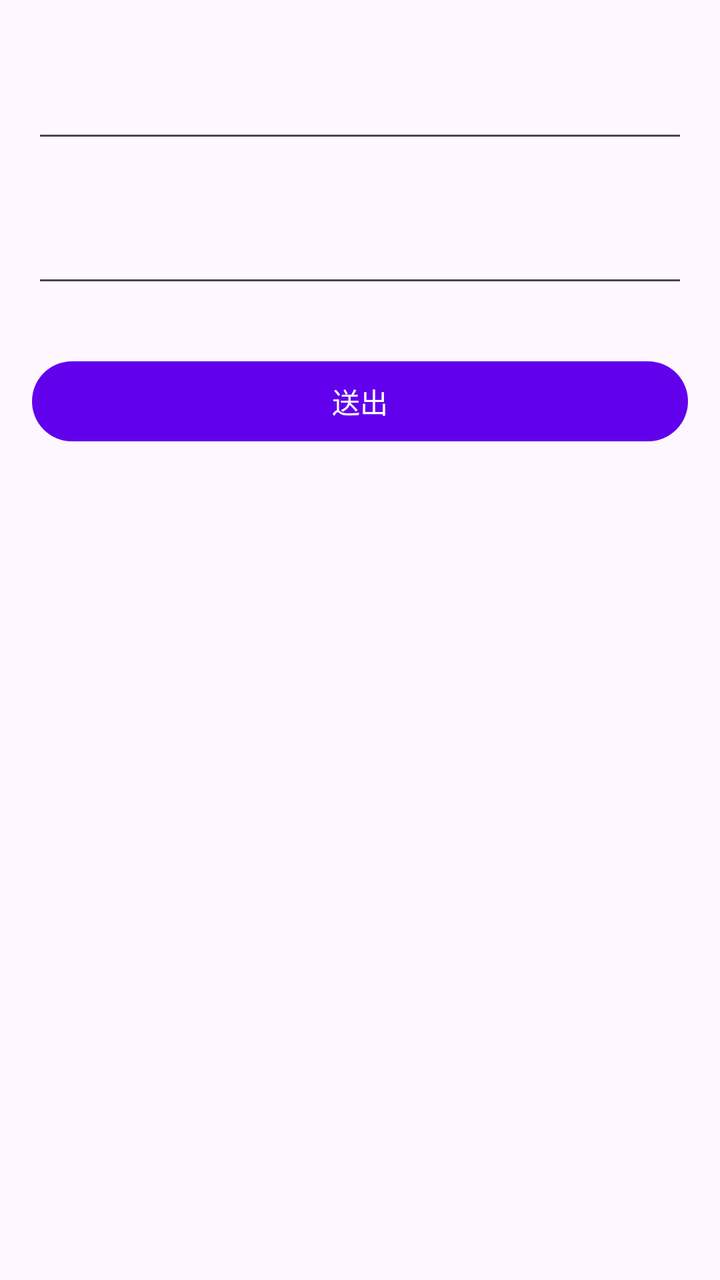
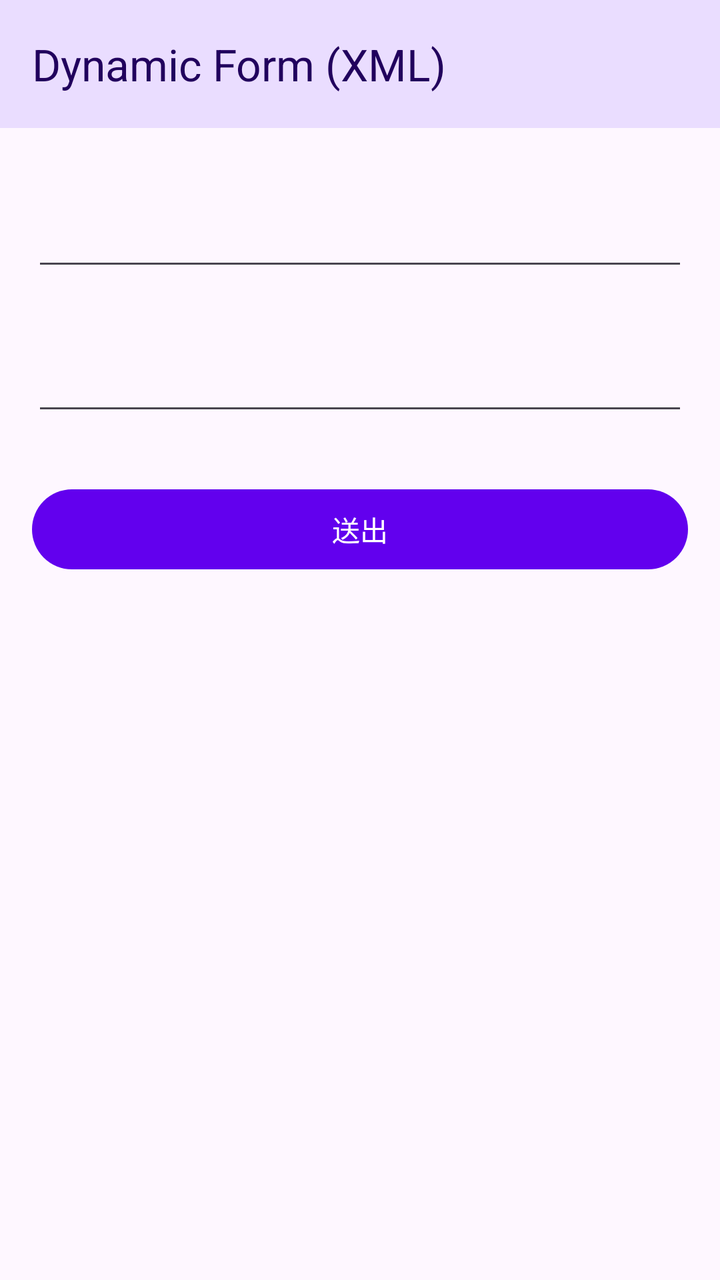

The first picture is an Android layout as it rendered before a commit; the second is the same layout after the commit. The layout source and the unified diff follow.
<!-- AndroidManifest.xml: application theme Theme.HappyCompose -->
<!-- res/layout/fragment_form_demo_xml.xml -->
<?xml version="1.0" encoding="utf-8"?>
<ScrollView xmlns:android="http://schemas.android.com/apk/res/android"
    android:layout_width="match_parent"
    android:layout_height="match_parent"
    android:fillViewport="true">

    <LinearLayout
        android:layout_width="match_parent"
        android:layout_height="wrap_content"
        android:orientation="vertical"
        android:padding="16dp">

        <TextView
            android:id="@+id/tvLabel1"
            android:layout_width="match_parent"
            android:layout_height="wrap_content" />

        <EditText
            android:id="@+id/etField1"
            android:layout_width="match_parent"
            android:layout_height="wrap_content"
            android:layout_marginBottom="12dp"
            android:importantForAutofill="no"
            android:inputType="textPersonName" />

        <TextView
            android:id="@+id/tvLabel2"
            android:layout_width="match_parent"
            android:layout_height="wrap_content" />

        <EditText
            android:id="@+id/etField2"
            android:layout_width="match_parent"
            android:layout_height="wrap_content"
            android:layout_marginBottom="12dp"
            android:importantForAutofill="no"
            android:inputType="textEmailAddress" />

        <Button
            android:id="@+id/btnSubmit"
            android:layout_width="match_parent"
            android:layout_height="wrap_content"
            android:layout_marginTop="16dp"
            android:text="送出" />

        <TextView
            android:id="@+id/tvSubmitResult"
            android:layout_width="match_parent"
            android:layout_height="wrap_content"
            android:layout_marginTop="16dp" />

    </LinearLayout>
</ScrollView>
<!-- resources referenced by this layout -->
<resources>
  <style name="Theme.HappyCompose" parent="Theme.Material3.DayNight.NoActionBar">
          
          <item name="colorPrimary">@color/purple_500</item>
          <item name="colorPrimaryVariant">@color/purple_700</item>
          <item name="colorOnPrimary">@color/white</item>
          
          <item name="colorSecondary">@color/teal_200</item>
          <item name="colorSecondaryVariant">@color/teal_700</item>
          <item name="colorOnSecondary">@color/black</item>
          
          <item name="android:statusBarColor">?attr/colorPrimaryVariant</item>
      </style>
  <color name="purple_500">#FF6200EE</color>
  <color name="purple_700">#FF3700B3</color>
  <color name="white">#FFFFFFFF</color>
  <color name="teal_200">#FF03DAC5</color>
  <color name="teal_700">#FF018786</color>
  <color name="black">#FF000000</color>
</resources>

<!-- the commit's change to res/layout/fragment_form_demo_xml.xml (unified diff, before → after) -->
@@ -1,53 +1,76 @@
 <?xml version="1.0" encoding="utf-8"?>
-<ScrollView xmlns:android="http://schemas.android.com/apk/res/android"
+<LinearLayout xmlns:android="http://schemas.android.com/apk/res/android"
+    xmlns:app="http://schemas.android.com/apk/res-auto"
     android:layout_width="match_parent"
     android:layout_height="match_parent"
-    android:fillViewport="true">
+    android:orientation="vertical">
 
-    <LinearLayout
+    <com.google.android.material.appbar.AppBarLayout
         android:layout_width="match_parent"
-        android:layout_height="wrap_content"
-        android:orientation="vertical"
-        android:padding="16dp">
+        android:layout_height="wrap_content">
 
-        <TextView
-            android:id="@+id/tvLabel1"
+        <com.google.android.material.appbar.MaterialToolbar
+            android:id="@+id/toolbar"
             android:layout_width="match_parent"
-            android:layout_height="wrap_content" />
+            android:layout_height="?attr/actionBarSize"
+            android:background="?attr/colorPrimaryContainer"
+            app:title="Dynamic Form (XML)"
+            app:titleTextColor="?attr/colorOnPrimaryContainer"
+            app:navigationIconTint="?attr/colorOnPrimaryContainer" />
 
-        <EditText
-            android:id="@+id/etField1"
+    </com.google.android.material.appbar.AppBarLayout>
+
+    <ScrollView
+        android:layout_width="match_parent"
+        android:layout_height="match_parent"
+        android:fillViewport="true">
+
+        <LinearLayout
             android:layout_width="match_parent"
             android:layout_height="wrap_content"
-            android:layout_marginBottom="12dp"
-            android:importantForAutofill="no"
-            android:inputType="textPersonName" />
+            android:orientation="vertical"
+            android:padding="16dp">
 
-        <TextView
-            android:id="@+id/tvLabel2"
-            android:layout_width="match_parent"
-            android:layout_height="wrap_content" />
+            <TextView
+                android:id="@+id/tvLabel1"
+                android:layout_width="match_parent"
+                android:layout_height="wrap_content" />
 
-        <EditText
-            android:id="@+id/etField2"
-            android:layout_width="match_parent"
-            android:layout_height="wrap_content"
-            android:layout_marginBottom="12dp"
-            android:importantForAutofill="no"
-            android:inputType="textEmailAddress" />
+            <EditText
+                android:id="@+id/etField1"
+                android:layout_width="match_parent"
+                android:layout_height="wrap_content"
+                android:layout_marginBottom="12dp"
+                android:importantForAutofill="no"
+                android:inputType="textPersonName" />
 
-        <Button
-            android:id="@+id/btnSubmit"
-            android:layout_width="match_parent"
-            android:layout_height="wrap_content"
-            android:layout_marginTop="16dp"
-            android:text="送出" />
+            <TextView
+                android:id="@+id/tvLabel2"
+                android:layout_width="match_parent"
+                android:layout_height="wrap_content" />
 
-        <TextView
-            android:id="@+id/tvSubmitResult"
-            android:layout_width="match_parent"
-            android:layout_height="wrap_content"
-            android:layout_marginTop="16dp" />
+            <EditText
+                android:id="@+id/etField2"
+                android:layout_width="match_parent"
+                android:layout_height="wrap_content"
+                android:layout_marginBottom="12dp"
+                android:importantForAutofill="no"
+                android:inputType="textEmailAddress" />
 
-    </LinearLayout>
-</ScrollView>
+            <Button
+                android:id="@+id/btnSubmit"
+                android:layout_width="match_parent"
+                android:layout_height="wrap_content"
+                android:layout_marginTop="16dp"
+                android:text="送出" />
+
+            <TextView
+                android:id="@+id/tvSubmitResult"
+                android:layout_width="match_parent"
+                android:layout_height="wrap_content"
+                android:layout_marginTop="16dp" />
+
+        </LinearLayout>
+    </ScrollView>
+
+</LinearLayout>
